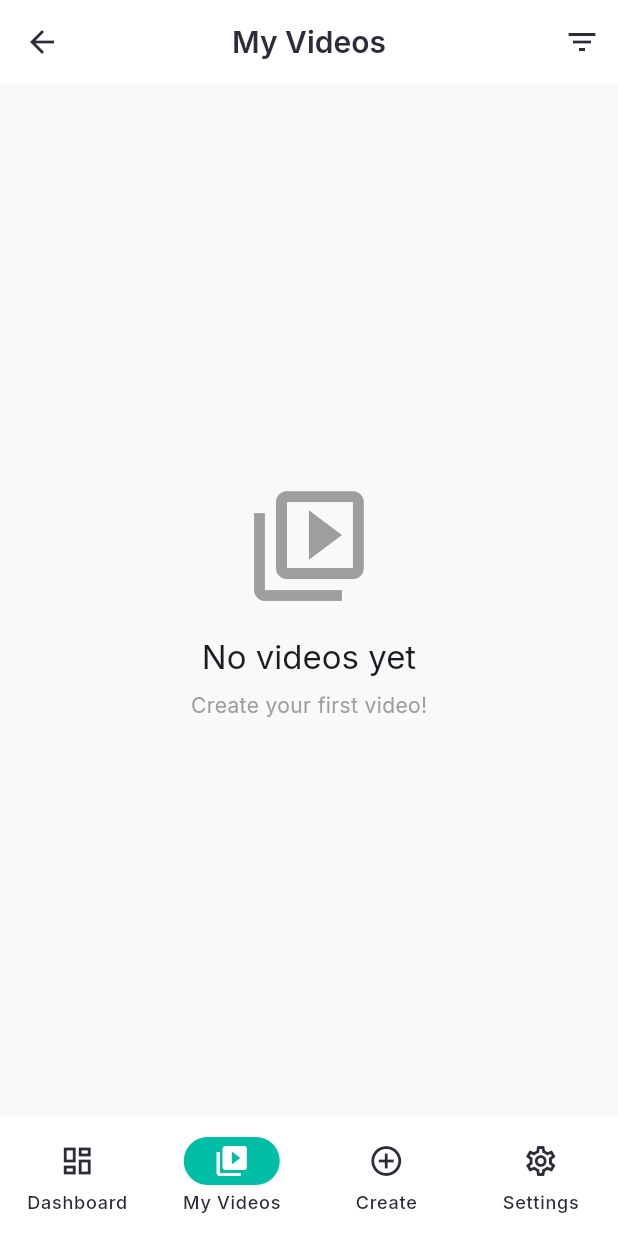
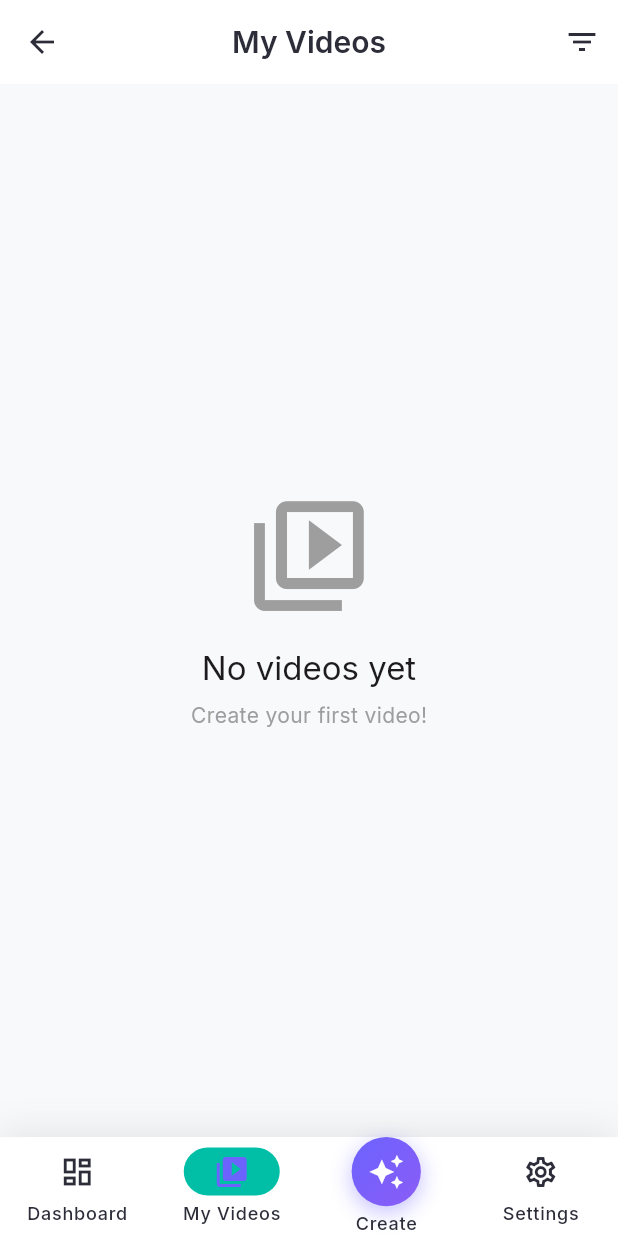
Before and after one commit to exploreofficialzz-star/chas-ai-creator, a Flutter app: the HomeScreen screen opened directly, item 2 of the bottom bar chosen, on a phone screen of 412 x 824 dp. Run offline on Flutter 3.47's test engine with Material 3 defaults, Android fonts, the phone set to English and light mode, and no system bars; our stand-ins replace cached_network_image, dio, equatable, flutter_bloc, flutter_screenutil, flutter_svg and 4 more; missing offline and left inert: unity_ads_plugin; accounts and stored records are empty; network calls fail.

Commit message:
Update home_screen.dart

```diff
--- a/frontend/lib/screens/home/home_screen.dart
+++ b/frontend/lib/screens/home/home_screen.dart
@@ -1,10 +1,12 @@
 import 'package:flutter/material.dart';
 import 'package:flutter_bloc/flutter_bloc.dart';
+import 'package:flutter_screenutil/flutter_screenutil.dart';
 
+import '../../config/theme.dart';
 import '../../providers/auth_bloc.dart';
 import '../dashboard/dashboard_screen.dart';
 import '../settings/settings_screen.dart';
-import '../video/create_video_screen.dart';
+import '../video/smart_create_screen.dart';
 import '../video/videos_screen.dart';
 
 class HomeScreen extends StatefulWidget {
@@ -17,69 +19,123 @@ class HomeScreen extends StatefulWidget {
 class _HomeScreenState extends State<HomeScreen> {
   int _currentIndex = 0;
 
-  // FIX - changed to late so setState can be used inside the callback
   late final List<Widget> _screens = [
-    DashboardScreen(onNavigate: (index) {
-      setState(() => _currentIndex = index);
-    }),
+    DashboardScreen(
+      onNavigate: (index) => setState(() => _currentIndex = index),
+    ),
     const VideosScreen(),
-    const CreateVideoScreen(),
+    const SmartCreateScreen(),
     const SettingsScreen(),
-  ];
-
-  final List<String> _titles = [
-    'Dashboard',
-    'My Videos',
-    'Create',
-    'Settings',
-  ];
-
-  final List<IconData> _icons = [
-    Icons.dashboard_outlined,
-    Icons.video_library_outlined,
-    Icons.add_circle_outline,
-    Icons.settings_outlined,
-  ];
-
-  final List<IconData> _selectedIcons = [
-    Icons.dashboard,
-    Icons.video_library,
-    Icons.add_circle,
-    Icons.settings,
   ];
 
   @override
   Widget build(BuildContext context) {
-    return Scaffold(
-      body: IndexedStack(
-        index: _currentIndex,
-        children: _screens,
+    return BlocListener<AuthBloc, AuthState>(
+      listener: (context, state) {
+        // If user gets logged out from anywhere, reset tab to dashboard
+        if (state is AuthInitial || state is Unauthenticated) {
+          setState(() => _currentIndex = 0);
+        }
+      },
+      child: Scaffold(
+        body: IndexedStack(
+          index: _currentIndex,
+          children: _screens,
+        ),
+        bottomNavigationBar: _buildBottomNav(),
       ),
-      bottomNavigationBar: NavigationBar(
+    );
+  }
+
+  Widget _buildBottomNav() {
+    return Container(
+      decoration: BoxDecoration(
+        boxShadow: [
+          BoxShadow(
+            color: Colors.black.withOpacity(0.08),
+            blurRadius: 20,
+            offset: const Offset(0, -4),
+          ),
+        ],
+      ),
+      child: NavigationBar(
         selectedIndex: _currentIndex,
-        onDestinationSelected: (index) {
-          setState(() => _currentIndex = index);
-        },
+        onDestinationSelected: (index) =>
+            setState(() => _currentIndex = index),
+        height: 65.h,
+        labelBehavior: NavigationDestinationLabelBehavior.alwaysShow,
         destinations: [
+          // Dashboard
           NavigationDestination(
-            icon: Icon(_icons[0]),
-            selectedIcon: Icon(_selectedIcons[0]),
-            label: _titles[0],
+            icon: const Icon(Icons.dashboard_outlined),
+            selectedIcon: Icon(
+              Icons.dashboard,
+              color: AppTheme.primaryColor,
+            ),
+            label: 'Dashboard',
           ),
+
+          // My Videos
           NavigationDestination(
-            icon: Icon(_icons[1]),
-            selectedIcon: Icon(_selectedIcons[1]),
-            label: _titles[1],
+            icon: const Icon(Icons.video_library_outlined),
+            selectedIcon: Icon(
+              Icons.video_library,
+              color: AppTheme.primaryColor,
+            ),
+            label: 'My Videos',
           ),
+
+          // Smart Create — highlighted center button
           NavigationDestination(
-            icon: Icon(_icons[2]),
-            selectedIcon: Icon(_selectedIcons[2]),
-            label: _titles[2],
+            icon: Container(
+              padding: EdgeInsets.all(10.w),
+              decoration: BoxDecoration(
+                gradient: AppTheme.primaryGradient,
+                shape: BoxShape.circle,
+                boxShadow: [
+                  BoxShadow(
+                    color: AppTheme.primaryColor.withOpacity(0.4),
+                    blurRadius: 12,
+                    offset: const Offset(0, 4),
+                  ),
+                ],
+              ),
+              child: Icon(
+                Icons.auto_awesome,
+                size: 22.w,
+                color: Colors.white,
+              ),
+            ),
+            selectedIcon: Container(
+              padding: EdgeInsets.all(10.w),
+              decoration: BoxDecoration(
+                gradient: AppTheme.primaryGradient,
+                shape: BoxShape.circle,
+                boxShadow: [
+                  BoxShadow(
+                    color: AppTheme.primaryColor.withOpacity(0.6),
+                    blurRadius: 16,
+                    offset: const Offset(0, 4),
+                  ),
+                ],
+              ),
+              child: Icon(
+                Icons.auto_awesome,
+                size: 22.w,
+                color: Colors.white,
+              ),
+            ),
+            label: 'Create',
           ),
+
+          // Settings
           NavigationDestination(
-            icon: Icon(_icons[3]),
-            selectedIcon: Icon(_selectedIcons[3]),
-            label: _titles[3],
+            icon: const Icon(Icons.settings_outlined),
+            selectedIcon: Icon(
+              Icons.settings,
+              color: AppTheme.primaryColor,
+            ),
+            label: 'Settings',
           ),
         ],
       ),
```
